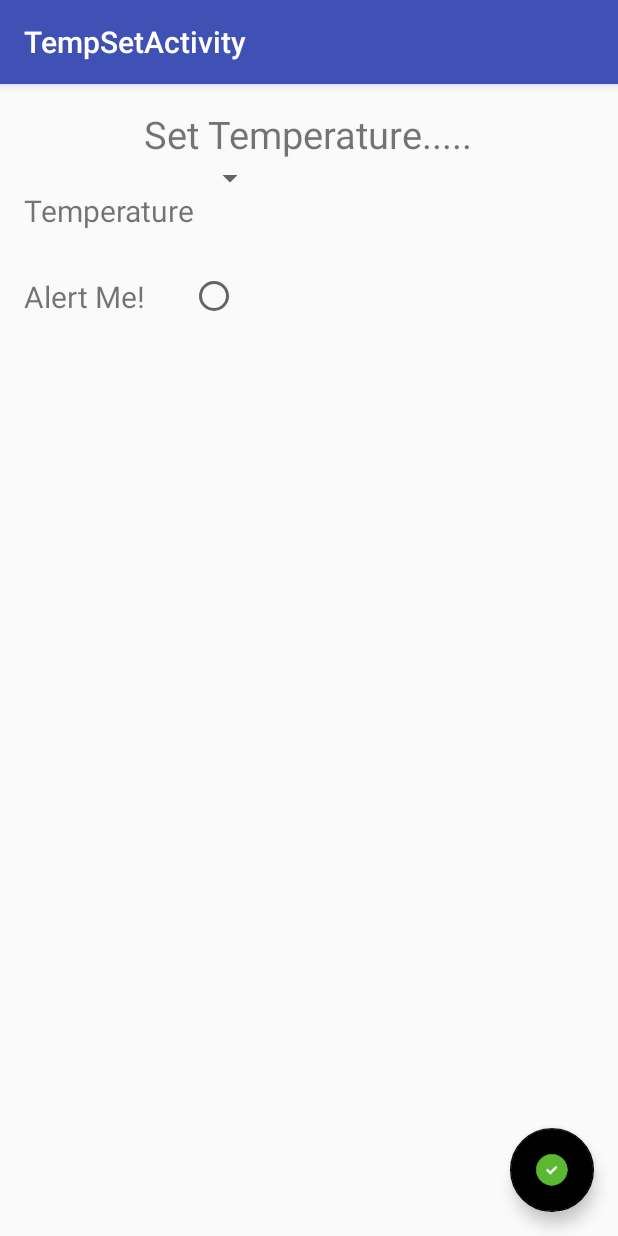
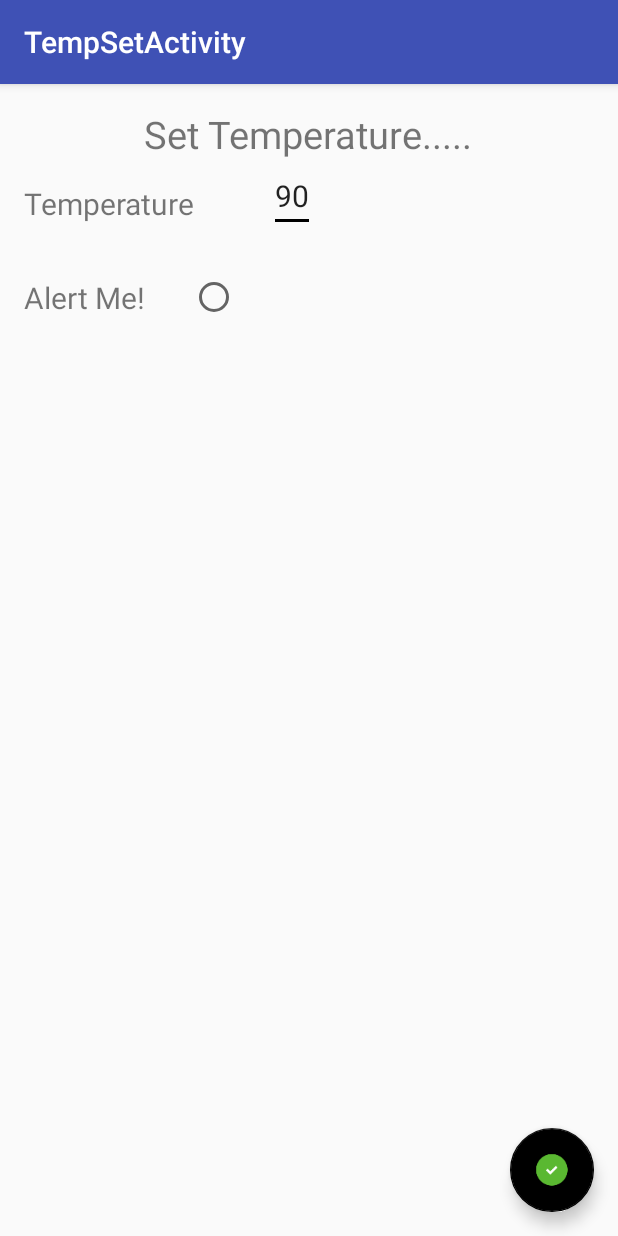
Before and after one commit to DavidPos/TempControl, an Android app: the TempSetActivity screen opened directly, with no data from a screen before it, on a phone screen of 412 x 824 dp. Run offline under Robolectric (Android 15) with nearby library versions, the phone set to English and light mode, and no system bars.

Commit message:
Changed the spinner to an edit box to help with inputting temp

```diff
--- a/app/src/main/res/layout/content_temp_set.xml
+++ b/app/src/main/res/layout/content_temp_set.xml
@@ -30,13 +30,16 @@
             android:layout_width="wrap_content"
             android:layout_height="wrap_content"
             android:id="@+id/selector"
-            android:layout_marginTop="20dp"
+            android:layout_marginTop="5dp"
             android:text="Temperature"
             android:textSize="20sp"/>
-        <Spinner
+        <EditText
             android:layout_width="wrap_content"
             android:layout_height="wrap_content"
-            android:id="@+id/spinner"
+            android:id="@+id/tempText"
+            android:textSize="20sp"
+            android:text="90"
+            android:layout_marginLeft="50dp"
              />
 
     </LinearLayout>
```
